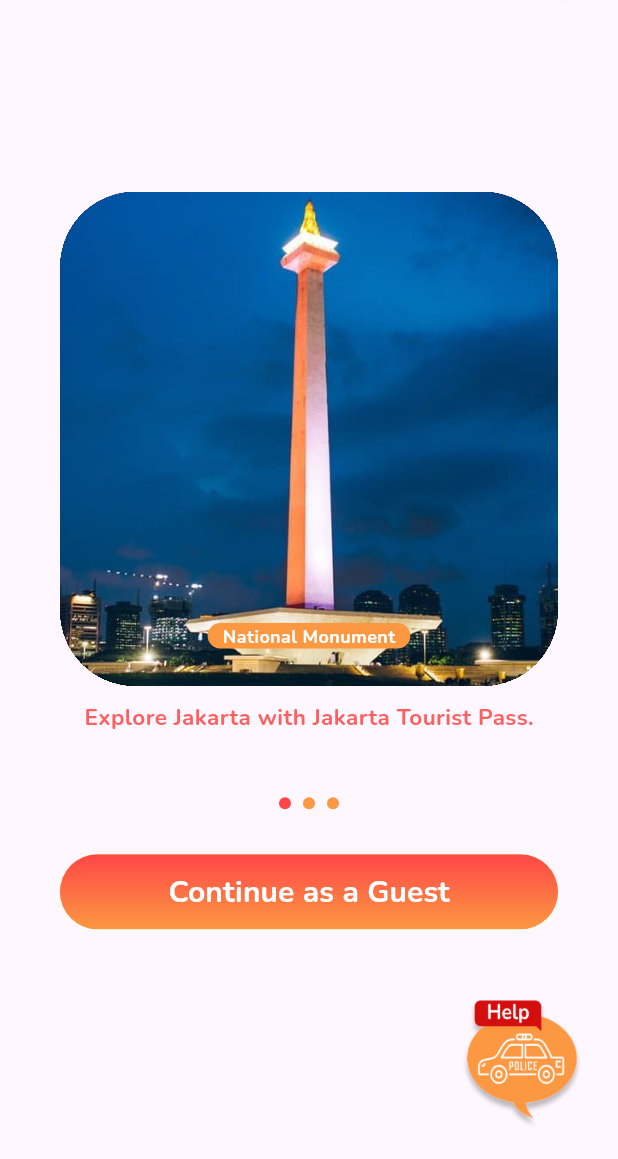
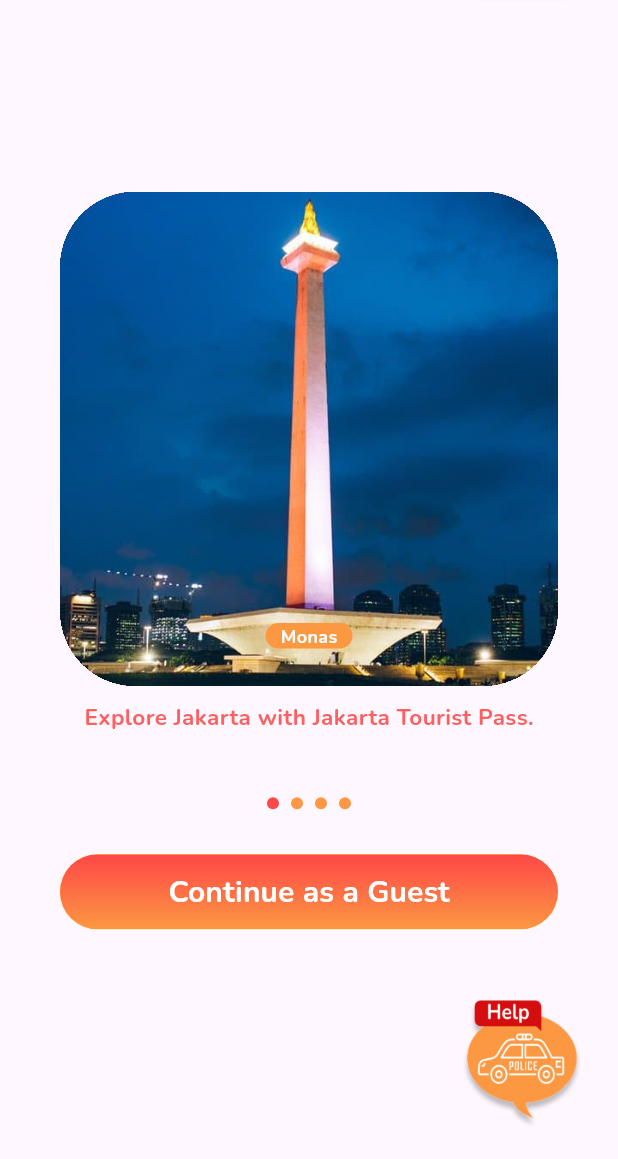
Before and after one commit to arifhidayat65/SuperAppsJakarta, a Flutter app: the screen it shows after launch, on a phone screen of 412 x 824 dp, the part 77-1236 px from its top. Run offline on Flutter 3.47's test engine with Material 3 defaults, Android fonts, the phone set to English and light mode, and no system bars; drawn by our look-alikes of smooth_page_indicator; our stand-ins replace card_swiper, flutter_svg, getwidget, google_fonts, gradient_borders, velocity_x; generated files the repository leaves out were written again.

```diff
--- a/lib/l10n/app_en.arb
+++ b/lib/l10n/app_en.arb
@@ -1,7 +1,7 @@
 {
-  "monasTitle": "National Monument",
+  "monasTitle": "Monas",
   "monasDesc": "Explore Jakarta with Jakarta Tourist Pass.",
-  "ancolTitle": "Ancol",
+  "gbkTitle": "Gbk",
   "ancolDesc": "Experience Jakarta effortlessly with the Tourist Pass.",
   "ragunanTitle": "Ragunan Zoo",
   "ragunanDesc": "Easy payment to many destination.",
--- a/lib/l10n/app_id.arb
+++ b/lib/l10n/app_id.arb
@@ -1,7 +1,7 @@
 {
-  "monasTitle": "Monumen Nasional",
+  "monasTitle": "Monas",
   "monasDesc": "Jelajahi Jakarta dengan Jakarta Tourist Pass.",
-  "ancolTitle": "Ancol",
+  "gbkTitle": "GBK",
   "ancolDesc": "Nikmati Jakarta dengan mudah dengan Tourist Pass.",
   "ragunanTitle": "Kebun Binatang Ragunan",
   "ragunanDesc": "Pembayaran mudah ke banyak destinasi.",
--- a/lib/main.dart
+++ b/lib/main.dart
@@ -1,7 +1,7 @@
 import 'package:flutter/material.dart';
 import 'package:jakone_pay_case_study/common/common.dart';
 import 'package:jakone_pay_case_study/controller/localizations_provider.dart';
-import 'package:jakone_pay_case_study/screen/splash_screen/splash_screen.dart';
+import 'package:jakone_pay_case_study/screen/splash_view/splash_screen.dart';
 import 'package:provider/provider.dart';
 
 void main() {
--- a/lib/model/common_data.dart
+++ b/lib/model/common_data.dart
@@ -5,9 +5,9 @@ final List<String> imageUrls = [
 
 final List<Map<String, dynamic>> places = [
   {"image": "assets/images/monas.jpg", "title": "Monumen Nasional"},
-  {"image": "assets/images/ancol.jpg", "title": "Ancol Area"},
-  {"image": "assets/images/ragunan.jpg", "title": "Ragunan Zoo"},
-  {"image": "assets/images/dufan.jpg", "title": "Dufan Theme Park"},
+  // {"image": "assets/images/ancol.jpg", "title": "Ancol Area"},
+  {"image": "assets/images/kotatua.jpg", "title": "Museum Kota TUa"},
+  {"image": "assets/images/gbk.jpg", "title": "Gelora BUng Karno"},
 ];
 
 final List<Map<String, dynamic>> events = [
--- a/lib/screen/home_screen/account_and_balance_bar.dart
+++ b/lib/screen/home_screen/account_and_balance_bar.dart
@@ -76,7 +76,7 @@ class AccountAndBalance extends SliverPersistentHeaderDelegate {
                                         style: AppFonts.descriptionSmall,
                                       ),
                                       Text(
-                                        "Rp 500.000.000",
+                                        "Rp 10.000",
                                         style: AppFonts.descriptionSmall
                                             .copyWith(
                                                 fontWeight: FontWeight.bold,
--- a/lib/screen/home_screen/navbar_menu.dart
+++ b/lib/screen/home_screen/navbar_menu.dart
@@ -1,7 +1,7 @@
 import 'package:flutter/material.dart';
 import 'package:jakone_pay_case_study/common/common.dart';
 import 'package:jakone_pay_case_study/screen/home_screen/home_screen.dart';
-import 'package:jakone_pay_case_study/screen/profile_screen/profile_screen.dart';
+import 'package:jakone_pay_case_study/screen/v_profile/profile_screen.dart';
 
 class BottomNavbar extends StatefulWidget {
   const BottomNavbar({super.key});
--- a/lib/screen/landing_screen/landing_screen.dart
+++ b/lib/screen/landing_page/landing_screen.dart
@@ -56,14 +56,19 @@ class _LandingScreenState extends State<LandingScreen> {
         description: AppLocalizations.of(context)!.monasDesc,
       ),
       DestinationModel(
-        image: 'assets/images/dufan.jpg',
-        title: AppLocalizations.of(context)!.ancolTitle,
+        image: 'assets/images/gbk.jpg',
+        title: AppLocalizations.of(context)!.gbkTitle,
         description: AppLocalizations.of(context)!.ancolDesc,
       ),
       DestinationModel(
-        image: 'assets/images/ragunan.jpg',
-        title: AppLocalizations.of(context)!.ragunanTitle,
-        description: AppLocalizations.of(context)!.ragunanDesc,
+        image: 'assets/images/kotatua.jpg',
+        title: AppLocalizations.of(context)!.gbkTitle,
+        description: AppLocalizations.of(context)!.ancolDesc,
+      ),
+      DestinationModel(
+        image: 'assets/images/tourist.jpg',
+        title: AppLocalizations.of(context)!.gbkTitle,
+        description: AppLocalizations.of(context)!.ancolDesc,
       ),
     ];
     return Scaffold(
@@ -130,6 +135,7 @@ class _LandingScreenState extends State<LandingScreen> {
                             ),
                     ),
                   ),
+
                 ),
               ),
             ],
--- a/lib/screen/splash_screen/splash_screen.dart
+++ b/lib/screen/splash_view/splash_screen.dart
@@ -3,7 +3,7 @@ import 'dart:async';
 import 'package:flutter/material.dart';
 import 'package:flutter_svg/flutter_svg.dart';
 import 'package:jakone_pay_case_study/common/common.dart';
-import 'package:jakone_pay_case_study/screen/landing_screen/landing_screen.dart';
+import 'package:jakone_pay_case_study/screen/landing_page/landing_screen.dart';
 
 class SplashScreen extends StatefulWidget {
   const SplashScreen({super.key});
```
Also changed, not shown: lib/model/destination_model.dart (+0 -18 lines), pubspec.yaml (+22 -4 lines), assets/images/dufan.jpg (deleted), assets/images/kotatua.jpg (renamed from assets/images/kotatua.png), assets/images/tourist.jpg (renamed from assets/images/tourist.png), lib/screen/v_profile/profile_screen.dart (renamed from lib/screen/profile_screen/profile_screen.dart), pubspec.lock, 1 other file.
